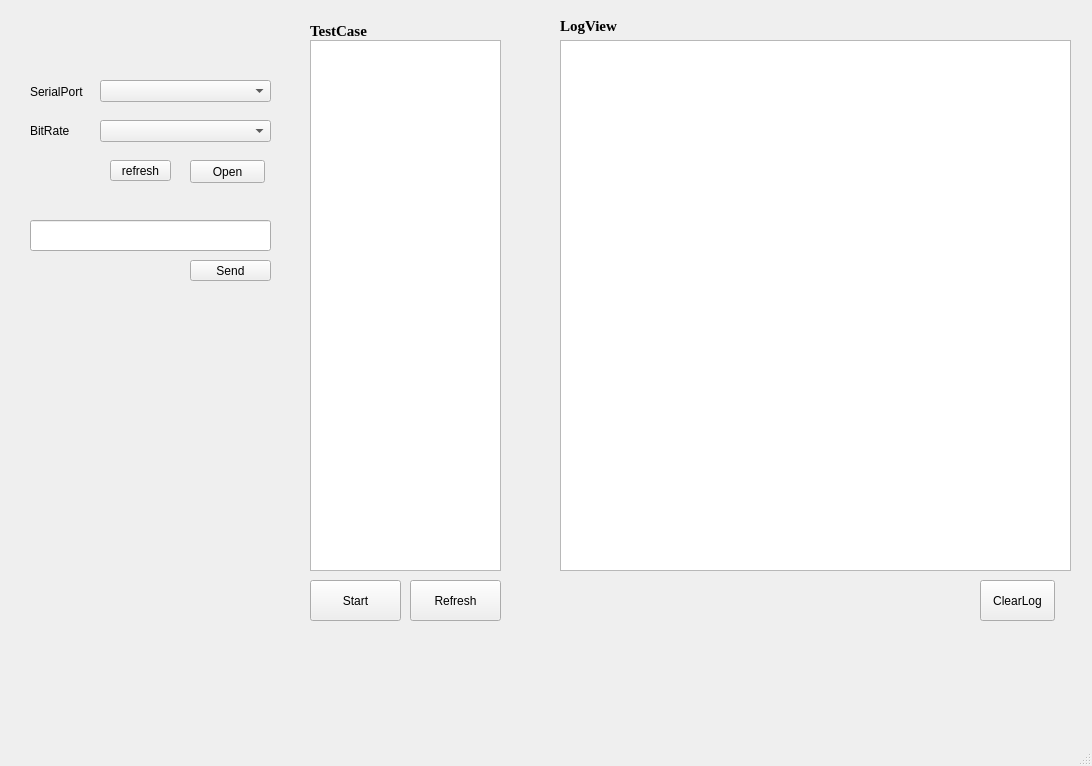
The window that AudioUI.ui (fangxian/TestTool) describes before a commit, drawn with Qt 5.
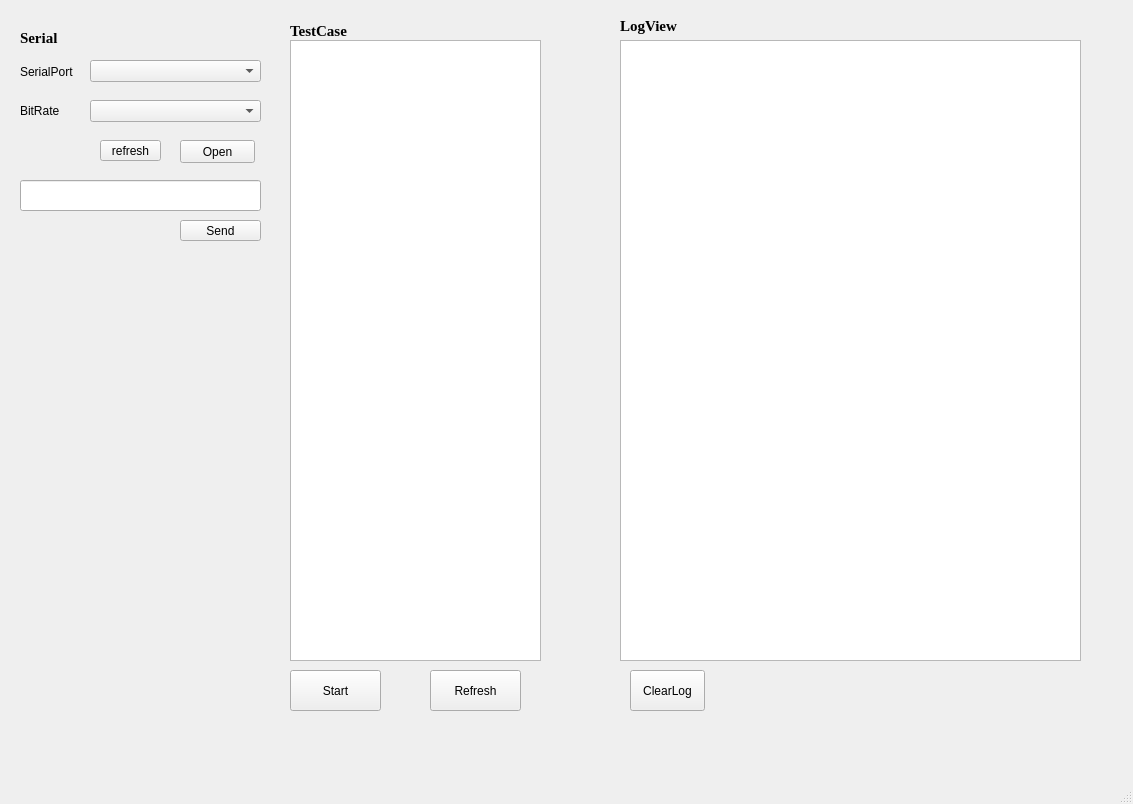
The same window after the commit.

The edit to the form file:
```diff
--- a/AudioUI.ui
+++ b/AudioUI.ui
@@ -6,8 +6,8 @@
    <rect>
     <x>0</x>
     <y>0</y>
-    <width>1092</width>
-    <height>766</height>
+    <width>1133</width>
+    <height>804</height>
    </rect>
   </property>
   <property name="windowTitle">
@@ -17,10 +17,10 @@
    <widget class="QWidget" name="SerialWidget" native="true">
     <property name="geometry">
      <rect>
-      <x>20</x>
-      <y>40</y>
-      <width>261</width>
-      <height>251</height>
+      <x>10</x>
+      <y>20</y>
+      <width>251</width>
+      <height>231</height>
      </rect>
     </property>
     <widget class="QComboBox" name="SerialPortQCB">
@@ -99,7 +99,7 @@
      <property name="geometry">
       <rect>
        <x>170</x>
-       <y>220</y>
+       <y>200</y>
        <width>81</width>
        <height>21</height>
       </rect>
@@ -112,27 +112,48 @@
      <property name="geometry">
       <rect>
        <x>10</x>
-       <y>180</y>
+       <y>160</y>
        <width>241</width>
        <height>31</height>
       </rect>
      </property>
     </widget>
+    <widget class="QLabel" name="label">
+     <property name="geometry">
+      <rect>
+       <x>10</x>
+       <y>10</y>
+       <width>121</width>
+       <height>16</height>
+      </rect>
+     </property>
+     <property name="font">
+      <font>
+       <family>Times New Roman</family>
+       <pointsize>11</pointsize>
+       <weight>75</weight>
+       <bold>true</bold>
+      </font>
+     </property>
+     <property name="text">
+      <string>Serial</string>
+     </property>
+    </widget>
    </widget>
    <widget class="QTextBrowser" name="OpLogBrowser">
     <property name="geometry">
      <rect>
-      <x>560</x>
+      <x>620</x>
       <y>40</y>
-      <width>511</width>
-      <height>531</height>
+      <width>461</width>
+      <height>621</height>
      </rect>
     </property>
    </widget>
    <widget class="QLabel" name="OpLogLabel">
     <property name="geometry">
      <rect>
-      <x>560</x>
+      <x>620</x>
       <y>10</y>
       <width>131</width>
       <height>31</height>
@@ -153,8 +174,8 @@
    <widget class="QPushButton" name="ClearLogBtn">
     <property name="geometry">
      <rect>
-      <x>980</x>
-      <y>580</y>
+      <x>630</x>
+      <y>670</y>
       <width>75</width>
       <height>41</height>
      </rect>
@@ -166,7 +187,7 @@
    <widget class="QLabel" name="TestCaseLabel">
     <property name="geometry">
      <rect>
-      <x>310</x>
+      <x>290</x>
       <y>20</y>
       <width>161</width>
       <height>21</height>
@@ -187,8 +208,8 @@
    <widget class="QPushButton" name="StartTestCaseBtn">
     <property name="geometry">
      <rect>
-      <x>310</x>
-      <y>580</y>
+      <x>290</x>
+      <y>670</y>
       <width>91</width>
       <height>41</height>
      </rect>
@@ -200,8 +221,8 @@
    <widget class="QPushButton" name="TestCaseRefreshBtn">
     <property name="geometry">
      <rect>
-      <x>410</x>
-      <y>580</y>
+      <x>430</x>
+      <y>670</y>
       <width>91</width>
       <height>41</height>
      </rect>
@@ -213,10 +234,10 @@
    <widget class="QListWidget" name="TestCaseListWidget">
     <property name="geometry">
      <rect>
-      <x>310</x>
+      <x>290</x>
       <y>40</y>
-      <width>191</width>
-      <height>531</height>
+      <width>251</width>
+      <height>621</height>
      </rect>
     </property>
    </widget>
```
Left out of the diff: 2 changed lines with no effect on the pictures.
